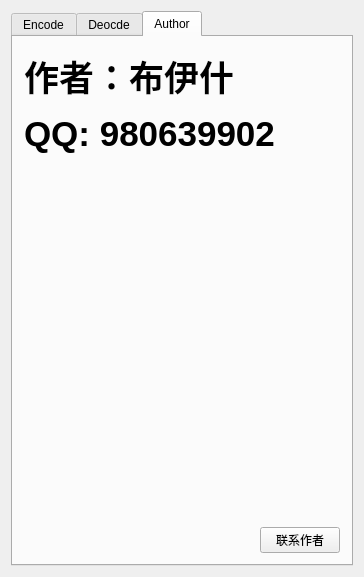
Qt form Widget.ui (BuYishi/Qt-QRCoder) before a commit.
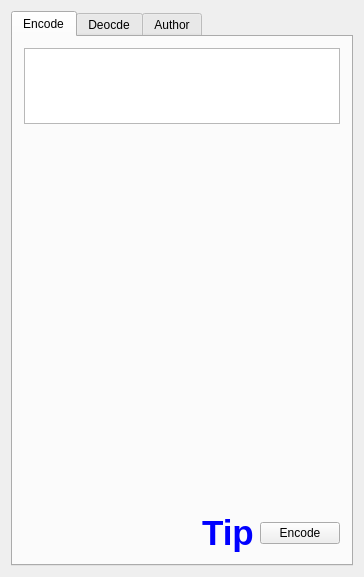
The same form after that commit.

What changed in the file:
```diff
--- a/Widget.ui
+++ b/Widget.ui
@@ -17,18 +17,29 @@
    <item>
     <widget class="QTabWidget" name="tabWidget">
      <property name="currentIndex">
-      <number>2</number>
+      <number>0</number>
      </property>
-     <widget class="QWidget" name="">
+     <widget class="QWidget" name="widget">
       <attribute name="title">
        <string>Encode</string>
       </attribute>
       <layout class="QVBoxLayout" name="verticalLayout" stretch="2,10,1">
        <item>
-        <widget class="QPlainTextEdit" name="textToEncodeTextEdit"/>
+        <widget class="QPlainTextEdit" name="textToEncodeTextEdit">
+         <property name="plainText">
+          <string/>
+         </property>
+         <property name="placeholderText">
+          <string>在此输入要编码的文本</string>
+         </property>
+        </widget>
        </item>
        <item>
-        <widget class="QLabel" name="encodedLabel"/>
+        <widget class="QLabel" name="encodedLabel">
+         <property name="alignment">
+          <set>Qt::AlignCenter</set>
+         </property>
+        </widget>
        </item>
        <item>
         <layout class="QHBoxLayout" name="horizontalLayout_2">
@@ -66,7 +77,7 @@
        </item>
       </layout>
      </widget>
-     <widget class="QWidget" name="">
+     <widget class="QWidget" name="widget">
       <attribute name="title">
        <string>Deocde</string>
       </attribute>
@@ -121,7 +132,7 @@
        </item>
       </layout>
      </widget>
-     <widget class="QWidget" name="">
+     <widget class="QWidget" name="widget">
       <attribute name="title">
        <string>Author</string>
       </attribute>
```
